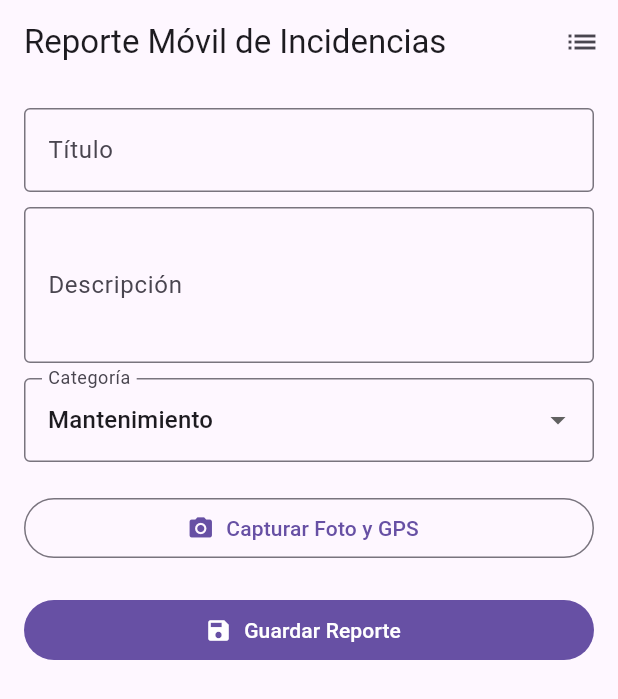
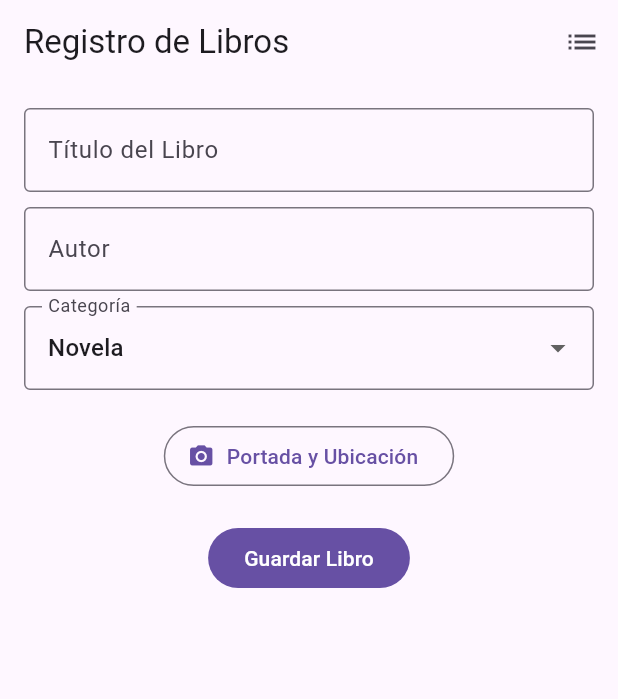
Before and after one commit to FernandoJesus9033/practica_10_integracion, a Flutter app: the screen it shows after launch, on a phone screen of 412 x 824 dp. Shown: the top 699 px of the screen. Run offline on Flutter 3.47's test engine with Material 3 defaults, Android fonts, the phone set to English and light mode, and no system bars; our stand-ins replace flutter_local_notifications, geolocator, image_picker, sqflite; accounts and stored records are empty.

Commit message:
feat: ejercicio evaluable catalogo de libros completo

```diff
--- /dev/null
+++ b/lib/models/libro.dart
@@ -0,0 +1,31 @@
+class Libro {
+  final int? id;
+  final String titulo;
+  final String autor;
+  final String categoria;
+  final String portadaPath;
+  final double latitud;
+  final double longitud;
+  final String fechaRegistro;
+
+  Libro({
+    this.id,
+    required this.titulo,
+    required this.autor,
+    required this.categoria,
+    required this.portadaPath,
+    required this.latitud,
+    required this.longitud,
+    required this.fechaRegistro,
+  });
+
+  Map<String, dynamic> toMap() => {
+    'id': id, 'titulo': titulo, 'autor': autor, 'categoria': categoria,
+    'portadaPath': portadaPath, 'latitud': latitud, 'longitud': longitud, 'fechaRegistro': fechaRegistro,
+  };
+
+  factory Libro.fromMap(Map<String, dynamic> map) => Libro(
+    id: map['id'], titulo: map['titulo'], autor: map['autor'], categoria: map['categoria'],
+    portadaPath: map['portadaPath'], latitud: map['latitud'], longitud: map['longitud'], fechaRegistro: map['fechaRegistro'],
+  );
+}
--- a/lib/models/reporte.dart
+++ /dev/null
@@ -1,43 +0,0 @@
-class Reporte {
-  final int? id;
-  final String titulo;
-  final String descripcion;
-  final String categoria;
-  final String fotoPath;
-  final double latitud;
-  final double longitud;
-  final String fechaHora;
-
-  Reporte({
-    this.id,
-    required this.titulo,
-    required this.descripcion,
-    required this.categoria,
-    required this.fotoPath,
-    required this.latitud,
-    required this.longitud,
-    required this.fechaHora,
-  });
-
-  Map<String, dynamic> toMap() => {
-    'id': id,
-    'titulo': titulo,
-    'descripcion': descripcion,
-    'categoria': categoria,
-    'fotoPath': fotoPath,
-    'latitud': latitud,
-    'longitud': longitud,
-    'fechaHora': fechaHora,
-  };
-
-  factory Reporte.fromMap(Map<String, dynamic> map) => Reporte(
-    id: map['id'],
-    titulo: map['titulo'],
-    descripcion: map['descripcion'],
-    categoria: map['categoria'],
-    fotoPath: map['fotoPath'],
-    latitud: map['latitud'],
-    longitud: map['longitud'],
-    fechaHora: map['fechaHora'],
-  );
-}
--- a/lib/screens/inicio_screen.dart
+++ b/lib/screens/inicio_screen.dart
@@ -3,14 +3,13 @@ import 'package:flutter/material.dart';
 import 'package:image_picker/image_picker.dart';
 import 'package:geolocator/geolocator.dart';
 import 'package:intl/intl.dart';
-import '../models/reporte.dart';
+import '../models/libro.dart';
 import '../services/db_service.dart';
 import '../services/notificaciones_service.dart';
 import 'lista_screen.dart';
 
 class InicioScreen extends StatefulWidget {
   const InicioScreen({super.key});
-
   @override
   State<InicioScreen> createState() => _InicioScreenState();
 }
@@ -18,8 +17,8 @@ class InicioScreen extends StatefulWidget {
 class _InicioScreenState extends State<InicioScreen> {
   final formKey = GlobalKey<FormState>();
   final tituloCtrl = TextEditingController();
-  final descCtrl = TextEditingController();
-  String categoria = 'Mantenimiento';
+  final autorCtrl = TextEditingController();
+  String categoria = 'Novela';
   XFile? foto;
   Position? posicion;
   bool cargando = false;
@@ -28,140 +27,62 @@ class _InicioScreenState extends State<InicioScreen> {
     setState(() => cargando = true);
     try {
       final f = await ImagePicker().pickImage(source: ImageSource.camera, imageQuality: 50);
-      if (f != null) {
-        setState(() => foto = f);
-      }
-
-      if (!await Geolocator.isLocationServiceEnabled()) {
-        throw Exception('GPS desactivado');
-      }
-      var permiso = await Geolocator.checkPermission();
-      if (permiso == LocationPermission.denied) {
-        permiso = await Geolocator.requestPermission();
-      }
-      if (permiso == LocationPermission.denied || permiso == LocationPermission.deniedForever) {
-        throw Exception('Permiso denegado');
-      }
+      if (f != null) setState(() => foto = f);
       final p = await Geolocator.getCurrentPosition();
-      if (mounted) {
-        setState(() => posicion = p);
-      }
+      setState(() => posicion = p);
     } catch (e) {
-      if (mounted) {
-        ScaffoldMessenger.of(context).showSnackBar(SnackBar(content: Text('Error: $e')));
-      }
+      if (mounted) ScaffoldMessenger.of(context).showSnackBar(SnackBar(content: Text('Error: $e')));
     } finally {
-      if (mounted) {
-        setState(() => cargando = false);
-      }
+      setState(() => cargando = false);
     }
   }
 
   Future<void> guardar() async {
-    if (formKey.currentState!.validate()) {
-      if (foto == null || posicion == null) {
-        ScaffoldMessenger.of(context).showSnackBar(const SnackBar(content: Text('Por favor, captura foto y ubicación primero')));
-        return;
-      }
+    if (formKey.currentState!.validate() && foto != null && posicion != null) {
       setState(() => cargando = true);
+      final libro = Libro(
+        titulo: tituloCtrl.text, autor: autorCtrl.text, categoria: categoria,
+        portadaPath: foto!.path, latitud: posicion!.latitude, longitud: posicion!.longitude,
+        fechaRegistro: DateFormat('dd/MM/yyyy HH:mm').format(DateTime.now()),
+      );
+      await DBService.insertar(libro);
+      await Notificaciones.mostrar(libro.titulo);
 
-      final reporte = Reporte(
-        titulo: tituloCtrl.text,
-        descripcion: descCtrl.text,
-        categoria: categoria,
-        fotoPath: foto!.path,
-        latitud: posicion!.latitude,
-        longitud: posicion!.longitude,
-        fechaHora: DateFormat('dd/MM/yyyy HH:mm').format(DateTime.now()),
-      );
-
-      await DBService.insertar(reporte);
-      await Notificaciones.mostrar(tituloCtrl.text);
-
-      tituloCtrl.clear();
-      descCtrl.clear();
-
-      if (mounted) {
-        setState(() {
-          foto = null;
-          posicion = null;
-          cargando = false;
-        });
-
-        ScaffoldMessenger.of(context).showSnackBar(const SnackBar(content: Text('Reporte guardado con éxito')));
-        Navigator.push(context, MaterialPageRoute(builder: (_) => const ListaScreen()));
-      }
+      tituloCtrl.clear(); autorCtrl.clear();
+      setState(() { foto = null; posicion = null; cargando = false; });
+      if (mounted) Navigator.push(context, MaterialPageRoute(builder: (_) => const ListaScreen()));
+    } else {
+      ScaffoldMessenger.of(context).showSnackBar(const SnackBar(content: Text('Completa todos los campos')));
     }
   }
 
   @override
   Widget build(BuildContext context) {
     return Scaffold(
-      appBar: AppBar(
-        title: const Text('Reporte Móvil de Incidencias'),
-        actions: [
-          IconButton(
-            icon: const Icon(Icons.list),
-            onPressed: () => Navigator.push(context, MaterialPageRoute(builder: (_) => const ListaScreen())),
-          )
-        ],
-      ),
+      appBar: AppBar(title: const Text('Registro de Libros'), actions: [
+        IconButton(icon: const Icon(Icons.list), onPressed: () => Navigator.push(context, MaterialPageRoute(builder: (_) => const ListaScreen())))
+      ]),
       body: SingleChildScrollView(
         padding: const EdgeInsets.all(16),
         child: Form(
           key: formKey,
           child: Column(
             children: [
-              TextFormField(
-                controller: tituloCtrl,
-                decoration: const InputDecoration(labelText: 'Título', border: OutlineInputBorder()),
-                validator: (v) => v!.isEmpty ? 'Ingresa un título' : null,
-              ),
+              TextFormField(controller: tituloCtrl, decoration: const InputDecoration(labelText: 'Título del Libro', border: OutlineInputBorder()), validator: (v) => v!.isEmpty ? 'Requerido' : null),
               const SizedBox(height: 10),
-              TextFormField(
-                controller: descCtrl,
-                decoration: const InputDecoration(labelText: 'Descripción', border: OutlineInputBorder()),
-                maxLines: 3,
-                validator: (v) => v!.isEmpty ? 'Ingresa una descripción' : null,
-              ),
+              TextFormField(controller: autorCtrl, decoration: const InputDecoration(labelText: 'Autor', border: OutlineInputBorder()), validator: (v) => v!.isEmpty ? 'Requerido' : null),
               const SizedBox(height: 10),
               DropdownButtonFormField<String>(
-                initialValue: categoria,
-                decoration: const InputDecoration(labelText: 'Categoría', border: OutlineInputBorder()),
-                items: ['Mantenimiento', 'Limpieza', 'Seguridad', 'Otro']
-                    .map((c) => DropdownMenuItem(value: c, child: Text(c)))
-                    .toList(),
+                initialValue: categoria, decoration: const InputDecoration(labelText: 'Categoría', border: OutlineInputBorder()),
+                items: ['Novela', 'Ciencia', 'Historia', 'Tecnología'].map((c) => DropdownMenuItem(value: c, child: Text(c))).toList(),
                 onChanged: (v) => setState(() => categoria = v!),
               ),
               const SizedBox(height: 20),
-              Row(
-                children: [
-                  Expanded(
-                    child: OutlinedButton.icon(
-                      onPressed: obtenerDatos,
-                      icon: const Icon(Icons.camera_alt),
-                      label: const Text('Capturar Foto y GPS'),
-                    ),
-                  ),
-                ],
-              ),
-              if (foto != null) ...[
-                const SizedBox(height: 10),
-                Image.file(File(foto!.path), height: 150),
-              ],
-              if (posicion != null) ...[
-                const SizedBox(height: 10),
-                Text('Lat: ${posicion!.latitude}, Lon: ${posicion!.longitude}', style: const TextStyle(fontWeight: FontWeight.bold)),
-              ],
+              OutlinedButton.icon(onPressed: obtenerDatos, icon: const Icon(Icons.camera_alt), label: const Text('Portada y Ubicación')),
+              if (foto != null) Image.file(File(foto!.path), height: 150),
+              if (posicion != null) Text('Lat: ${posicion!.latitude}'),
               const SizedBox(height: 20),
-              SizedBox(
-                width: double.infinity,
-                child: FilledButton.icon(
-                  onPressed: cargando ? null : guardar,
-                  icon: cargando ? const SizedBox(height: 20, width: 20, child: CircularProgressIndicator(strokeWidth: 2)) : const Icon(Icons.save),
-                  label: const Text('Guardar Reporte'),
-                ),
-              ),
+              FilledButton(onPressed: cargando ? null : guardar, child: const Text('Guardar Libro')),
             ],
           ),
         ),
--- a/lib/services/db_service.dart
+++ b/lib/services/db_service.dart
@@ -1,37 +1,35 @@
 import 'package:sqflite/sqflite.dart';
 import 'package:path/path.dart';
-
-import '../models/reporte.dart';
+import '../models/libro.dart';
 
 class DBService {
   static Database? _db;
 
   static Future<Database> get database async {
     if (_db != null) return _db!;
-    final ruta = join(await getDatabasesPath(), 'reportes.db');
+    final ruta = join(await getDatabasesPath(), 'libros.db');
     _db = await openDatabase(
-      ruta,
-      version: 1,
+      ruta, version: 1,
       onCreate: (db, version) => db.execute(
-        'CREATE TABLE reportes(id INTEGER PRIMARY KEY AUTOINCREMENT, titulo TEXT, descripcion TEXT, categoria TEXT, fotoPath TEXT, latitud REAL, longitud REAL, fechaHora TEXT)',
+        'CREATE TABLE libros(id INTEGER PRIMARY KEY AUTOINCREMENT, titulo TEXT, autor TEXT, categoria TEXT, portadaPath TEXT, latitud REAL, longitud REAL, fechaRegistro TEXT)',
       ),
     );
     return _db!;
   }
 
-  static Future<int> insertar(Reporte r) async {
+  static Future<int> insertar(Libro r) async {
     final db = await database;
-    return db.insert('reportes', r.toMap());
+    return db.insert('libros', r.toMap());
   }
 
-  static Future<List<Reporte>> listar() async {
+  static Future<List<Libro>> listar() async {
     final db = await database;
-    final data = await db.query('reportes', orderBy: 'id DESC');
-    return data.map((e) => Reporte.fromMap(e)).toList();
+    final data = await db.query('libros', orderBy: 'id DESC');
+    return data.map((e) => Libro.fromMap(e)).toList();
   }
 
   static Future<int> eliminar(int id) async {
     final db = await database;
-    return db.delete('reportes', where: 'id = ?', whereArgs: [id]);
+    return db.delete('libros', where: 'id = ?', whereArgs: [id]);
   }
 }
--- a/pubspec.yaml
+++ b/pubspec.yaml
@@ -41,11 +41,10 @@ dependencies:
   geolocator: ^14.0.1
   http: ^1.6.0
   intl: ^0.20.3
-
-dev_dependencies:
   flutter_test:
     sdk: flutter
 
+dev_dependencies:
   # The "flutter_lints" package below contains a set of recommended lints to
   # encourage good coding practices. The lint set provided by the package is
   # activated in the `analysis_options.yaml` file located at the root of your
```
Also changed, not shown: lib/main.dart (+4 -4 lines), lib/screens/lista_screen.dart (+22 -51 lines), docs/evidencias/practica-10/Screenshot 2026-11-16 001926.png (added), docs/evidencias/practica-10/Screenshot 2026-11-16 002053.png (added), docs/evidencias/practica-10/Screenshot 2026-11-16 002132.png (added), docs/evidencias/practica-10/Screenshot 2026-11-16 002153.png (added), docs/evidencias/practica-10/Screenshot 2026-11-16 002203.png (added), docs/evidencias/practica-10/Screenshot 2026-11-16 002225.png (added), docs/evidencias/practica-10/Screenshot 2026-11-16 002236.png (added), docs/evidencias/practica-10/Screenshot 2026-11-16 002311.png (added), docs/evidencias/practica-10/Screenshot 2026-11-16 002412.png (added), docs/evidencias/practica-10/Screenshot 2026-11-16 002537.png (added), pubspec.lock, 1 other file.
